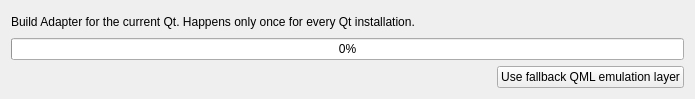
Old version of the form src/plugins/qmldesigner/designercore/instances/puppetbuildprogressdialog.ui in the repository qt-creator/qt-creator.
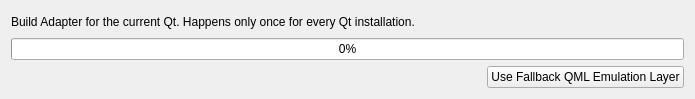
New version of the form.

Commit message:
Qt Quick Desiger: fix button label capitalization
Use book-style capitalization for buttons.

The edit to the form file:
```diff
--- a/src/plugins/qmldesigner/designercore/instances/puppetbuildprogressdialog.ui
+++ b/src/plugins/qmldesigner/designercore/instances/puppetbuildprogressdialog.ui
@@ -49,7 +49,7 @@
      <item>
       <widget class="QPushButton" name="useFallbackPuppetPushButton">
        <property name="text">
-        <string>Use fallback QML emulation layer</string>
+        <string>Use Fallback QML Emulation Layer</string>
        </property>
        <property name="autoDefault">
         <bool>false</bool>
```
